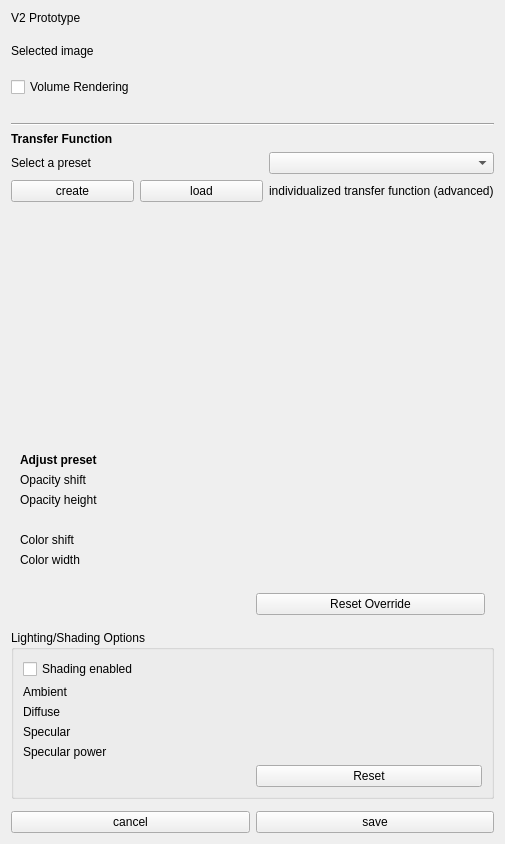
MITK/MITK, file Plugins/org.mitk.gui.qt.volumevisualization_v2/src/internal/QmitkVolumeVisualizationV2View.ui: the form before one commit.
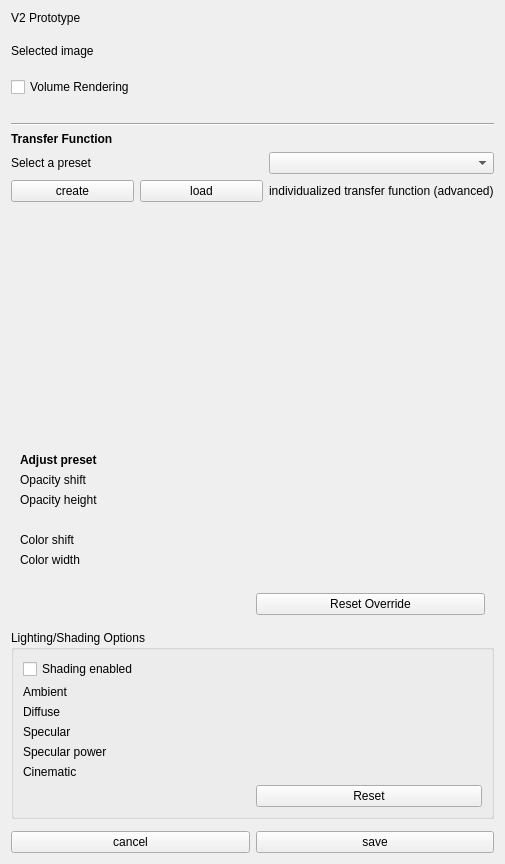
The form after the commit. Custom widgets are drawn as their Qt base class.

Diff of the .ui file:
```diff
--- a/Plugins/org.mitk.gui.qt.volumevisualization_v2/src/internal/QmitkVolumeVisualizationV2View.ui
+++ b/Plugins/org.mitk.gui.qt.volumevisualization_v2/src/internal/QmitkVolumeVisualizationV2View.ui
@@ -364,7 +364,21 @@
       <item row="4" column="1">
        <widget class="ctkSliderWidget" name="specularPowerSlider" native="true"/>
       </item>
+      <item row="5" column="0">
+       <widget class="QLabel" name="cinematicLabel">
+        <property name="text">
+         <string>Cinematic</string>
+        </property>
+       </widget>
+      </item>
       <item row="5" column="1">
+       <widget class="ctkSliderWidget" name="cinematicSlider" native="true">
+        <property name="toolTip">
+         <string>Volumetric self-shadowing: 0 off, 1 Good, 2 Better, 3 Ultra, 4 Full. Higher settings cast longer shadows and cost considerably more.</string>
+        </property>
+       </widget>
+      </item>
+      <item row="6" column="1">
        <widget class="QPushButton" name="resetLightingButton">
         <property name="text">
          <string>Reset</string>
```
